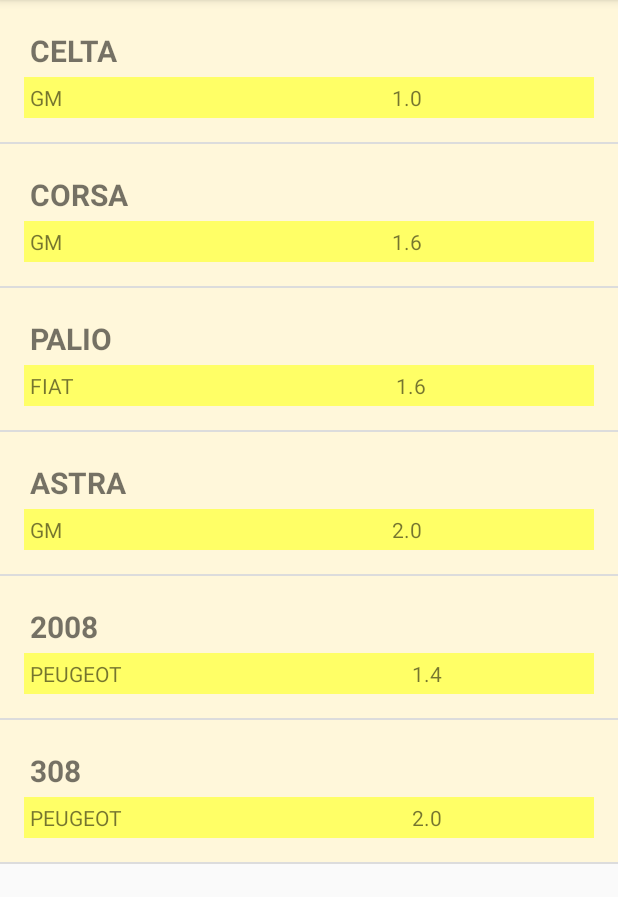
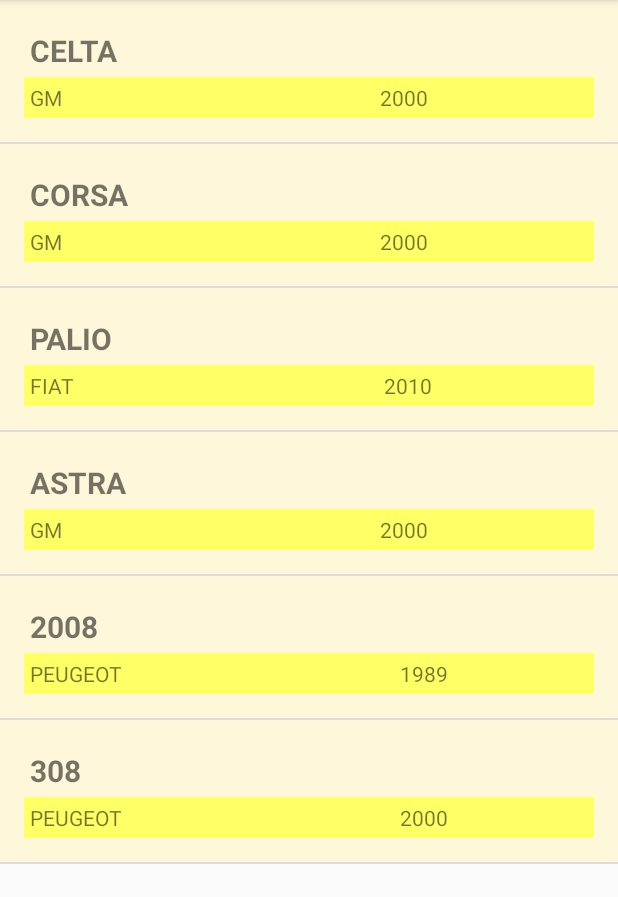
Before and after one commit to ramonsl/Adapter, an Android app: the CustomActivity screen opened directly, with no data from a screen before it, on a phone screen of 412 x 824 dp, the part 84-981 px from its top. Run offline under Robolectric (Android 15) with nearby library versions, the phone set to English and light mode, and no system bars.

Commit message:
Bd update

```diff
--- a/app/src/main/AndroidManifest.xml
+++ b/app/src/main/AndroidManifest.xml
@@ -9,7 +9,8 @@
         android:roundIcon="@mipmap/ic_launcher_round"
         android:supportsRtl="true"
         android:theme="@style/AppTheme">
-        <activity android:name=".SimpleListViewActivity"></activity>
+        <activity android:name=".CadastroActivity"></activity>
+        <activity android:name=".SimpleListViewActivity" />
         <activity android:name=".GridActivity" />
         <activity android:name=".CustomActivity" />
         <activity android:name=".MainActivity">
--- a/app/src/main/java/com/example/adpater/Carros.java
+++ b/app/src/main/java/com/example/adpater/Carros.java
@@ -1,22 +1,30 @@
 package com.example.adpater;
 
 public class Carros {
+    private int _id;
     private String nome;
-    private double motor;
+    private int ano  ;
     private String marca;
 
-    public Carros(String nome, double motor, String marca) {
+    public Carros(String nome, int ano, String marca) {
         this.nome = nome;
-        this.motor = motor;
+        this.ano = ano;
         this.marca = marca;
     }
 
+    public Carros(int id,String nome, int ano, String marca) {
+        this.nome = nome;
+        this.ano = ano;
+        this.marca = marca;
+        this._id=id;
+        ;
+    }
     public String getNome() {
         return nome;
     }
 
-    public String getMotor() {
-        return Double.toString(motor);
+    public String getAno() {
+        return Integer.toString(ano);
     }
 
     public String getMarca() {
@@ -28,7 +36,7 @@ public class Carros {
     public String toString() {
         return "Carros{" +
                 "nome='" + nome + '\'' +
-                ", motor=" + motor +
+                ", ANO=" + ano +
                 ", marca='" + marca + '\'' +
                 '}';
     }
--- a/app/src/main/java/com/example/adpater/CarrosAdapter.java
+++ b/app/src/main/java/com/example/adpater/CarrosAdapter.java
@@ -23,10 +23,10 @@ public class CarrosAdapter extends ArrayAdapter {
         }
         Carros current = (Carros) getItem(position);
             TextView nome = (TextView) listItemView.findViewById(R.id.txtNome);
-            TextView motor = (TextView) listItemView.findViewById(R.id.txtMotor);
+            TextView ano = (TextView) listItemView.findViewById(R.id.txtAno);
             TextView marca = (TextView) listItemView.findViewById(R.id.txtMarca);
             nome.setText(current.getNome().toString());
-            motor.setText(current.getMotor().toString());
+            ano.setText(current.getAno().toString());
             marca.setText(current.getMarca().toString());
 
             return  listItemView;
--- a/app/src/main/java/com/example/adpater/CustomActivity.java
+++ b/app/src/main/java/com/example/adpater/CustomActivity.java
@@ -16,13 +16,13 @@ public class CustomActivity extends AppCompatActivity {
         super.onCreate(savedInstanceState);
         setContentView(R.layout.activity_custom);
         ArrayList<Carros> myCars= new ArrayList<>();
-        Carros a = new Carros("Celta", 1.0, "GM");
+        Carros a = new Carros("Celta", 2000, "GM");
         myCars.add(a);
-        myCars.add(new  Carros("Corsa",1.6,"GM"));
-        myCars.add(new  Carros("Palio",1.6,"FIAT"));
-        myCars.add(new  Carros("Astra",2.0,"GM"));
-        myCars.add(new  Carros("2008",1.4,"PEUGEOT"));
-        myCars.add(new  Carros("308",2.0,"PEUGEOT"));
+        myCars.add(new  Carros("Corsa",2000,"GM"));
+        myCars.add(new  Carros("Palio",2010,"FIAT"));
+        myCars.add(new  Carros("Astra",2000,"GM"));
+        myCars.add(new  Carros("2008",1989,"PEUGEOT"));
+        myCars.add(new  Carros("308",2000,"PEUGEOT"));
         adapter = new CarrosAdapter(this,myCars);
         ListView list = findViewById(R.id.listaCarros);
         list.setAdapter(adapter);
--- a/app/src/main/res/layout/list_carro.xml
+++ b/app/src/main/res/layout/list_carro.xml
@@ -36,11 +36,11 @@
             android:text="Marca" />
 
         <TextView
-            android:id="@+id/txtMotor"
+            android:id="@+id/txtAno"
             android:layout_width="wrap_content"
             android:layout_height="wrap_content"
             android:layout_weight="1"
-            android:text="Motor"/>
+            android:text="@android:string/status_bar_notification_info_overflow" />
 
     </LinearLayout>
 </LinearLayout>
```
Also changed, not shown: app/src/main/java/com/example/adpater/CadastroActivity.java (added, +38 -0 lines), app/src/main/java/com/example/adpater/CarrosDao.java (added, +37 -0 lines), app/src/main/java/com/example/adpater/DbHelper.java (added, +33 -0 lines), app/src/main/java/com/example/adpater/GridActivity.java (+5 -7 lines), app/src/main/java/com/example/adpater/MainActivity.java (+9 -0 lines), app/src/main/res/layout/activity_cadastro.xml (added, +63 -0 lines), app/src/main/res/layout/activity_main.xml (+7 -2 lines).
